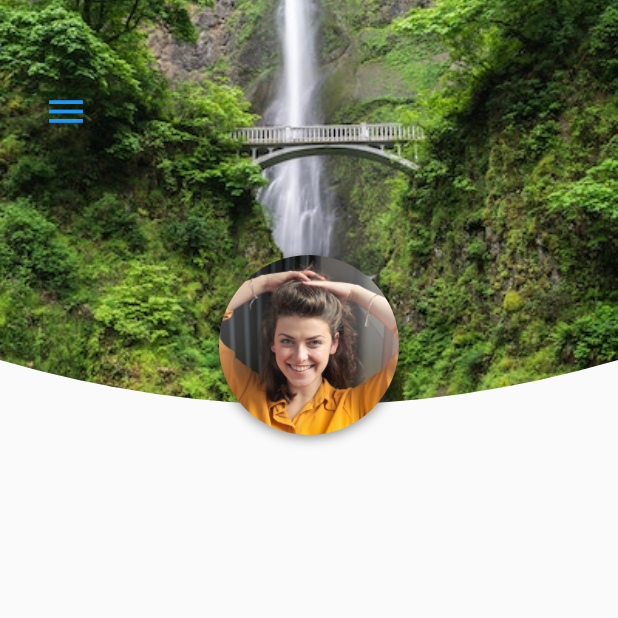
After one commit to sannidhya-kushwaha/Social_Media_App_UI, a Flutter app: the ProfileScreen screen opened directly, on a phone screen of 412 x 824 dp, the top half of it. The commit adds this screen. Run offline on Flutter 3.47's test engine with Material 2 defaults, Android fonts, the phone set to English and light mode, and no system bars.

Commit message:
Profile Screen Custom Clipper

```diff
--- /dev/null
+++ b/lib/screens/profile_screen.dart
@@ -0,0 +1,76 @@
+import 'package:Social_Media_App_UI/models/user_model.dart';
+import 'package:Social_Media_App_UI/widgets/custom_drawer.dart';
+import 'package:Social_Media_App_UI/widgets/profile_clipper.dart';
+import 'package:flutter/material.dart';
+
+class ProfileScreen extends StatefulWidget {
+  final User user;
+
+  ProfileScreen({this.user});
+
+  @override
+  _ProfileScreenState createState() => _ProfileScreenState();
+}
+
+class _ProfileScreenState extends State<ProfileScreen> {
+  final GlobalKey<ScaffoldState> _scaffoldKey = GlobalKey<ScaffoldState>();
+  @override
+  Widget build(BuildContext context) {
+    return Scaffold(
+        key: _scaffoldKey,
+        drawer: CustomDrawer(),
+        body: SingleChildScrollView(
+          child: Column(
+            children: [
+              Stack(
+                alignment: Alignment.center,
+                children: [
+                  ClipPath(
+                    clipper: ProfileClipper(),
+                    child: Image(
+                      height: 300.0,
+                      width: double.infinity,
+                      image: AssetImage(widget.user.backgroundImageUrl),
+                      fit: BoxFit.cover,
+                    ),
+                  ),
+                  Positioned(
+                    top: 50.0,
+                    left: 20.0,
+                    child: IconButton(
+                      icon: Icon(Icons.menu),
+                      iconSize: 30.0,
+                      color: Theme.of(context).primaryColor,
+                      onPressed: () => _scaffoldKey.currentState.openDrawer(),
+                    ),
+                  ),
+                  Positioned(
+                    bottom: 10.0,
+                    child: Container(
+                      decoration: BoxDecoration(
+                        shape: BoxShape.circle,
+                        boxShadow: [
+                          BoxShadow(
+                            color: Colors.black45,
+                            offset: Offset(0, 2),
+                            blurRadius: 6.0,
+                          ),
+                        ],
+                      ),
+                      child: ClipOval(
+                        child: Image(
+                          height: 120.0,
+                          width: 120.0,
+                          image: AssetImage(widget.user.profileImageUrl),
+                          fit: BoxFit.cover,
+                        ),
+                      ),
+                    ),
+                  ),
+                ],
+              )
+            ],
+          ),
+        ));
+  }
+}
--- a/lib/widgets/custom_drawer.dart
+++ b/lib/widgets/custom_drawer.dart
@@ -1,6 +1,7 @@
 import 'package:Social_Media_App_UI/data/data.dart';
 import 'package:Social_Media_App_UI/screens/home_screen.dart';
 import 'package:Social_Media_App_UI/screens/login_screen.dart';
+import 'package:Social_Media_App_UI/screens/profile_screen.dart';
 import 'package:flutter/material.dart';
 
 class CustomDrawer extends StatelessWidget {
@@ -80,7 +81,18 @@ class CustomDrawer extends StatelessWidget {
           ),
           _buildDrawerOption(Icon(Icons.chat), 'Chat', () {}),
           _buildDrawerOption(Icon(Icons.location_on), 'Map', () {}),
-          _buildDrawerOption(Icon(Icons.account_circle), 'Your Profile', () {}),
+          _buildDrawerOption(
+            Icon(Icons.account_circle),
+            'Your Profile',
+            () => Navigator.pushReplacement(
+              context,
+              MaterialPageRoute(
+                builder: (_) => ProfileScreen(
+                  user: currentUser,
+                ),
+              ),
+            ),
+          ),
           _buildDrawerOption(Icon(Icons.settings), 'Settings', () {}),
           Expanded(
             child: Align(
--- /dev/null
+++ b/lib/widgets/profile_clipper.dart
@@ -0,0 +1,21 @@
+import 'package:flutter/material.dart';
+
+class ProfileClipper extends CustomClipper<Path> {
+  @override
+  Path getClip(Size size) {
+    Path path = Path();
+    path.lineTo(0, 4 * size.height / 5);
+    Offset curvePoint = Offset(size.width / 2, size.height);
+    Offset endPoint = Offset(size.width, 4 * size.height / 5);
+    path.quadraticBezierTo(
+        curvePoint.dx, curvePoint.dy, endPoint.dx, endPoint.dy);
+    path.lineTo(size.width, 0);
+    path.close();
+    return path;
+  }
+
+  @override
+  bool shouldReclip(CustomClipper<Path> oldClipper) {
+    return false;
+  }
+}
```
